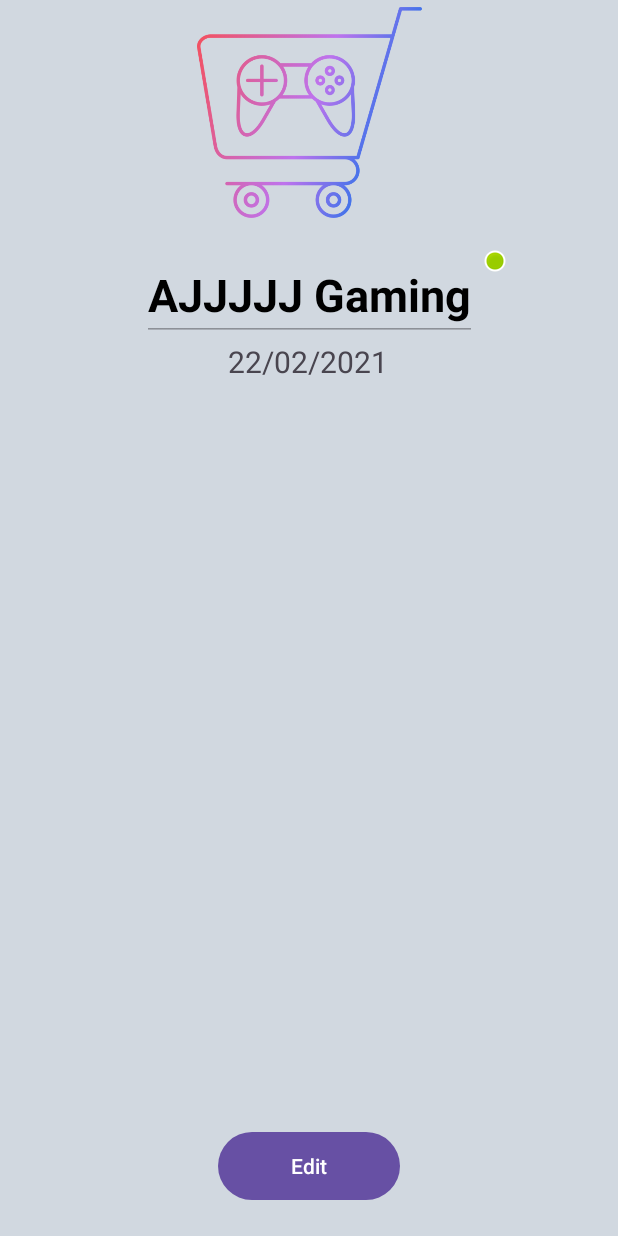
After one commit to HaruD2002/Gaming-store-mobile-app, an Android app: the ShopProfileActivity screen opened directly, with no data from a screen before it, on a phone screen of 412 x 824 dp. The commit adds this screen. Run offline under Robolectric (Android 15) with nearby library versions, the phone set to English and light mode, and no system bars; our stand-ins replace Room's generated code, RxJava; 9 statements that could not run were skipped.

Commit message:
Complete Create, Delete, View ShopInformation

```diff
--- a/app/build.gradle
+++ b/app/build.gradle
@@ -1,5 +1,6 @@
 plugins {
     id 'com.android.application'
+    id 'org.jetbrains.kotlin.android'
 
 }
 android {
--- a/app/src/main/java/com/example/prm_project/data/DAO.java
+++ b/app/src/main/java/com/example/prm_project/data/DAO.java
@@ -15,6 +15,7 @@ import com.example.prm_project.data.converter.BitmapConverter;
 import com.example.prm_project.data.dao.AddressDAO;
 import com.example.prm_project.data.dao.CartDAO;
 import com.example.prm_project.data.dao.CartItemDAO;
+import com.example.prm_project.data.dao.ShopDAO;
 import com.example.prm_project.data.dao.UserDAO;
 import com.example.prm_project.data.dao.models.Address;
 import com.example.prm_project.data.dao.models.Cart;
@@ -57,4 +58,5 @@ public abstract class DAO extends RoomDatabase {
     public abstract CartItemDAO cartItemDAO();
     public abstract CartDAO cartDAO();
     public abstract AddressDAO addressDAO();
+    public abstract ShopDAO shopDAO();
 }
--- /dev/null
+++ b/app/src/main/java/com/example/prm_project/data/dao/ShopDAO.java
@@ -0,0 +1,42 @@
+package com.example.prm_project.data.dao;
+
+import androidx.lifecycle.LiveData;
+import androidx.lifecycle.MutableLiveData;
+import androidx.room.Dao;
+import androidx.room.Delete;
+import androidx.room.Insert;
+import androidx.room.Query;
+import androidx.room.Update;
+import com.example.prm_project.data.dao.models.Shop;
+
+import java.util.List;
+
+import io.reactivex.rxjava3.core.Completable;
+
+@Dao
+public interface ShopDAO {
+    @Insert
+    Completable insert(Shop shop);
+
+    @Update
+    Completable update(Shop shop);
+
+    @Delete
+    Completable delete(Shop shop);
+
+    @Query("select * from Shop")
+    LiveData<List<Shop>> getAllShops();
+
+    @Query("Select * from Shop where Shop.ID = :id")
+    LiveData<Shop> getShopById(int id);
+
+    @Query("Insert into Shop(shop_name ,created_dt, shop_owner, online_status) " +
+            "values(:shop_name,:created_dt,:shop_owner ,:online_status)")
+    Completable CreateShop(String shop_name, String created_dt,int shop_owner, boolean online_status);
+
+    @Query("Update Shop set online_status = :status where ID=:id")
+    Completable updateOnlineStatus(int id, int status);
+
+    @Query("Update Shop set shop_name=:shop_name, shop_owner=:shop_owner where ID = :id ")
+    Completable updateShop(int id, String shop_name, int shop_owner);
+}
--- /dev/null
+++ b/app/src/main/java/com/example/prm_project/data/repository/ShopRepository.java
@@ -0,0 +1,49 @@
+package com.example.prm_project.data.repository;
+
+import android.app.Application;
+
+import androidx.lifecycle.LiveData;
+
+import com.example.prm_project.data.DAO;
+import com.example.prm_project.data.dao.ShopDAO;
+import com.example.prm_project.data.dao.UserDAO;
+import com.example.prm_project.data.dao.models.Address;
+import com.example.prm_project.data.dao.models.Shop;
+import com.example.prm_project.data.dao.models.User;
+import com.example.prm_project.utils.PasswordHashing;
+
+import java.util.List;
+
+import io.reactivex.rxjava3.core.Completable;
+
+public class ShopRepository {
+    private final ShopDAO shopDAO;
+
+    public ShopRepository(Application application){
+        DAO db = DAO.getInstance(application);
+        shopDAO = db.shopDAO();
+    }
+    public Completable delete(Shop shop) {
+        return shopDAO.delete(shop);
+    }
+
+    public LiveData<List<Shop>> getShopList() {
+        return shopDAO.getAllShops();
+    }
+
+
+    public Completable CreateShop(String shop_name, String created_dt,int shop_owner, boolean online_status){
+        return shopDAO.CreateShop(shop_name, created_dt,shop_owner, online_status);
+    }
+
+    public LiveData<Shop> getShopInformationByID(int id){
+        return  shopDAO.getShopById(id);
+    }
+
+    public Completable UpdateStatus(int id, int status) {return shopDAO.updateOnlineStatus(id, status);}
+
+    public Completable updateShop(int id, String shop_name, int shop_owner) {
+        return shopDAO.updateShop(id, shop_name, shop_owner);
+    }
+
+}
--- /dev/null
+++ b/app/src/main/java/com/example/prm_project/viewmodel/ShopViewModel.java
@@ -0,0 +1,65 @@
+package com.example.prm_project.viewmodel;
+
+import android.app.Application;
+import android.database.sqlite.SQLiteConstraintException;
+import android.util.Log;
+import android.view.View;
+import android.widget.TextView;
+
+import androidx.annotation.NonNull;
+import androidx.lifecycle.AndroidViewModel;
+import androidx.lifecycle.LiveData;
+
+import com.example.prm_project.data.dao.ShopDAO;
+import com.example.prm_project.data.dao.models.Address;
+import com.example.prm_project.data.dao.models.Shop;
+import com.example.prm_project.data.repository.ShopRepository;
+
+import java.util.Date;
+import java.util.List;
+
+import io.reactivex.rxjava3.android.schedulers.AndroidSchedulers;
+import io.reactivex.rxjava3.schedulers.Schedulers;
+
+public class ShopViewModel extends AndroidViewModel {
+    private ShopRepository shopRepository;
+    private LiveData<List<Shop>> shopList;
+    private ShopDAO shopDAO;
+
+    public ShopViewModel(@NonNull Application application) {
+        super(application);
+        shopRepository = new ShopRepository(application);
+        shopList = getShopList();
+    }
+
+    public LiveData<List<Shop>> getShopList() {
+        return shopRepository.getShopList();
+    }
+
+
+    public void CreateNewShop(String shop_name, int shop_owner, boolean online_status) {
+        String createdDt = new Date().toString();
+        shopRepository.CreateShop(shop_name, createdDt, shop_owner, online_status)
+                .subscribeOn(Schedulers.io())
+                .observeOn(AndroidSchedulers.mainThread())
+                .subscribe();
+    }
+
+    public void updateShop(int id, String shop_name, int shop_owner) {
+        shopRepository.updateShop(id, shop_name, shop_owner)
+                .subscribeOn(Schedulers.io())
+                .observeOn(AndroidSchedulers.mainThread())
+                .subscribe();
+    }
+
+    public LiveData<Shop> getShopInformationByID(int id) {
+        return shopRepository.getShopInformationByID(id);
+    }
+
+    public void delete(Shop shop) {
+        shopRepository.delete(shop)
+                .subscribeOn(Schedulers.io())
+                .observeOn(AndroidSchedulers.mainThread())
+                .subscribe();
+    }
+}
--- /dev/null
+++ b/app/src/main/java/com/example/prm_project/views/ShopProfileActivity.java
@@ -0,0 +1,95 @@
+package com.example.prm_project.views;
+
+import androidx.appcompat.app.AppCompatActivity;
+import androidx.lifecycle.ViewModelProvider;
+
+import android.content.Context;
+import android.content.SharedPreferences;
+import android.os.Bundle;
+import android.view.View;
+import android.widget.Button;
+import android.widget.EditText;
+import android.widget.ImageView;
+import android.widget.TextView;
+
+import com.example.prm_project.R;
+import com.example.prm_project.data.DAO;
+import com.example.prm_project.data.dao.ShopDAO;
+import com.example.prm_project.data.dao.models.Shop;
+import com.example.prm_project.viewmodel.ShopViewModel;
+import com.example.prm_project.viewmodel.UserViewModel;
+
+public class ShopProfileActivity extends AppCompatActivity {
+
+    ShopDAO shopDAO;
+    ShopViewModel shopViewModel;
+    Shop currentShop;
+
+    EditText shop_name_editText;
+    TextView datecreated_textview;
+    ImageView onlineStatus_imageView;
+    Button editButton;
+    @Override
+    protected void onCreate(Bundle savedInstanceState) {
+        super.onCreate(savedInstanceState);
+        setContentView(R.layout.activity_shop_profile);
+        getViewModel();
+        bindingView();
+        bindingAction();
+        displayShopInfo();
+    }
+
+    private void getViewModel() {
+        shopDAO = DAO.getInstance(getApplicationContext()).shopDAO();
+        shopViewModel = new ViewModelProvider(this).get(ShopViewModel.class);
+        SharedPreferences sharedPreferences = getSharedPreferences("SHOP", Context.MODE_PRIVATE);
+        int shop_id = sharedPreferences.getInt("SHOP_ID", 0);
+        currentShop = shopViewModel.getShopInformationByID(shop_id).getValue();
+        //TEST
+        /*user = new User();
+        user.setUsername("kingofthegods0208201");
+        user.setFirst_name("Tran");
+        user.setLast_name("Minh Quang");
+        user.setPassword(passwordHashing.encoding("02082001Quang"));
+        user.setPhone_number("0964955408");
+        user.setDOB("02/08/2001");
+        user.setMail("zedquang2001@gmail.com");
+        user.setGender(true);
+        user.setOnline_status(1);*/
+    }
+    private void bindingView() {
+        // Ánh xạ các phần tử UI
+        shop_name_editText.findViewById(R.id.shop_name_editText_shop_profile);
+        datecreated_textview.findViewById(R.id.created_date_textView_shopProfile);
+        onlineStatus_imageView.findViewById(R.id.online_status_imageView_shopProfile);
+    }
+    private void bindingAction() {
+        editButton.findViewById(R.id.edit_button_shopProfile);
+        editButton.setOnClickListener(this::EditButtonListener);
+
+    }
+
+    private void EditButtonListener(View view) {
+        if (editButton.getText().equals("Save")) {
+            currentShop.setShopName(shop_name_editText.getText().toString());
+            shopViewModel.updateShop(currentShop.getID(),currentShop.getShopName(),currentShop.getShop_owner());
+            shop_name_editText.setEnabled(false);
+            editButton.setText("Edit");
+
+        } else {
+            shop_name_editText.setEnabled(true);
+            editButton.setText("Save");
+        }
+    }
+
+    private void displayShopInfo() {
+
+            shop_name_editText.setText(currentShop.getShopName());
+            datecreated_textview.setText("Created: "+currentShop.getCreated_dt());
+            if(currentShop.isOnlineStatus()){
+                onlineStatus_imageView.setVisibility(View.VISIBLE);
+            }else {
+                onlineStatus_imageView.setVisibility(View.INVISIBLE);
+            }
+    }
+}
--- /dev/null
+++ b/app/src/main/res/layout/activity_shop_profile.xml
@@ -0,0 +1,64 @@
+<?xml version="1.0" encoding="utf-8"?>
+<androidx.constraintlayout.widget.ConstraintLayout xmlns:android="http://schemas.android.com/apk/res/android"
+    xmlns:app="http://schemas.android.com/apk/res-auto"
+    xmlns:tools="http://schemas.android.com/tools"
+    android:layout_width="match_parent"
+    android:layout_height="match_parent"
+    android:background="@color/gray2"
+    tools:context=".views.ListShopActivity">
+
+    <ImageView
+        android:id="@+id/updateImage2_listshop"
+        android:layout_width="150dp"
+        android:layout_height="150dp"
+        android:scaleType="fitXY"
+        android:src="@drawable/shoppingcart"
+        app:layout_constraintEnd_toEndOf="parent"
+        app:layout_constraintStart_toStartOf="parent"
+        app:layout_constraintTop_toTopOf="parent" />
+
+    <EditText
+        android:id="@+id/shop_name_editText_shop_profile"
+        android:layout_width="wrap_content"
+        android:layout_height="wrap_content"
+        android:layout_marginTop="16dp"
+        android:enabled="false"
+        android:text="AJJJJJ Gaming"
+        android:textColor="@color/black"
+        android:textSize="30sp"
+        android:textStyle="bold"
+        app:layout_constraintEnd_toEndOf="parent"
+        app:layout_constraintStart_toStartOf="parent"
+        app:layout_constraintTop_toBottomOf="@+id/updateImage2_listshop" />
+
+    <TextView
+        android:id="@+id/created_date_textView_shopProfile"
+        android:layout_width="wrap_content"
+        android:layout_height="wrap_content"
+        android:text="22/02/2021"
+        android:textSize="20sp"
+        app:layout_constraintEnd_toEndOf="parent"
+        app:layout_constraintHorizontal_bias="0.498"
+        app:layout_constraintStart_toStartOf="parent"
+        app:layout_constraintTop_toBottomOf="@+id/shop_name_editText_shop_profile" />
+
+    <ImageView
+        android:id="@+id/online_status_imageView_shopProfile"
+        android:layout_width="wrap_content"
+        android:layout_height="wrap_content"
+        android:layout_marginStart="4dp"
+        app:layout_constraintStart_toEndOf="@+id/shop_name_editText_shop_profile"
+        app:layout_constraintTop_toTopOf="@+id/shop_name_editText_shop_profile"
+        app:srcCompat="@android:drawable/presence_online" />
+
+    <Button
+        android:id="@+id/edit_button_shopProfile"
+        android:layout_width="121dp"
+        android:layout_height="53dp"
+        android:layout_marginBottom="20dp"
+        android:text="Edit"
+        app:layout_constraintBottom_toBottomOf="parent"
+        app:layout_constraintEnd_toEndOf="parent"
+        app:layout_constraintStart_toStartOf="parent" />
+
+</androidx.constraintlayout.widget.ConstraintLayout>
```
Also changed, not shown: app/src/main/AndroidManifest.xml (+25 -9 lines), app/src/main/java/com/example/prm_project/views/Adapter/AddressAdapter.java (+4 -8 lines), app/src/main/java/com/example/prm_project/views/Adapter/ShopAdapter.java (added, +95 -0 lines), app/src/main/java/com/example/prm_project/views/ListAddressActivity.java (+5 -12 lines), app/src/main/java/com/example/prm_project/views/ListShopActivity.java (added, +89 -0 lines), app/src/main/res/layout/activity_list_shop.xml (added, +58 -0 lines), app/src/main/res/layout/item_shop.xml (added, +37 -0 lines).
